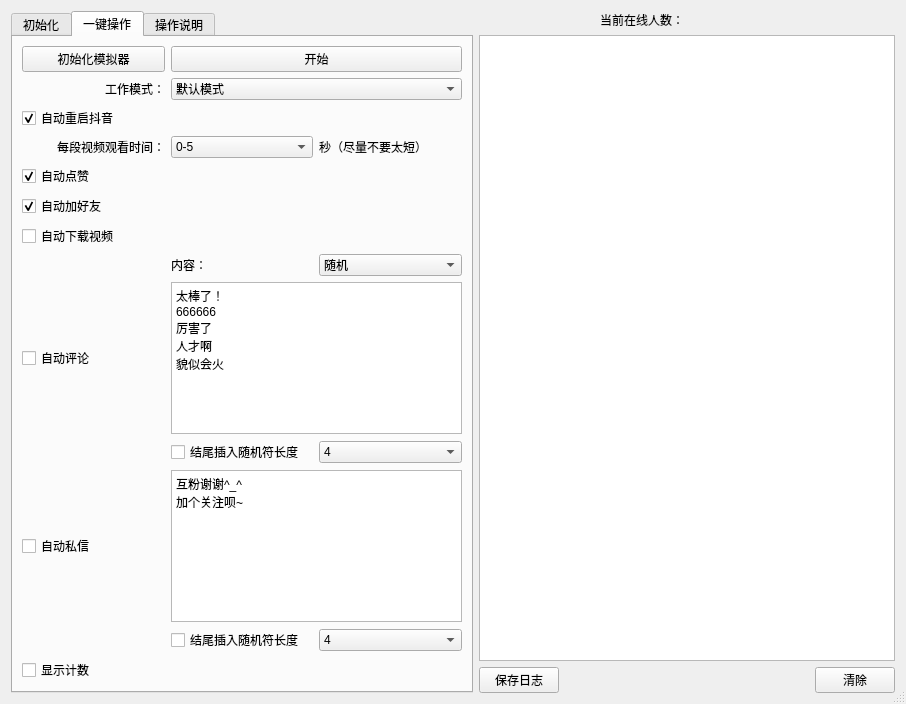
Before: the Qt Designer form main.ui in craftor/douyin_master, drawn with Qt 5.
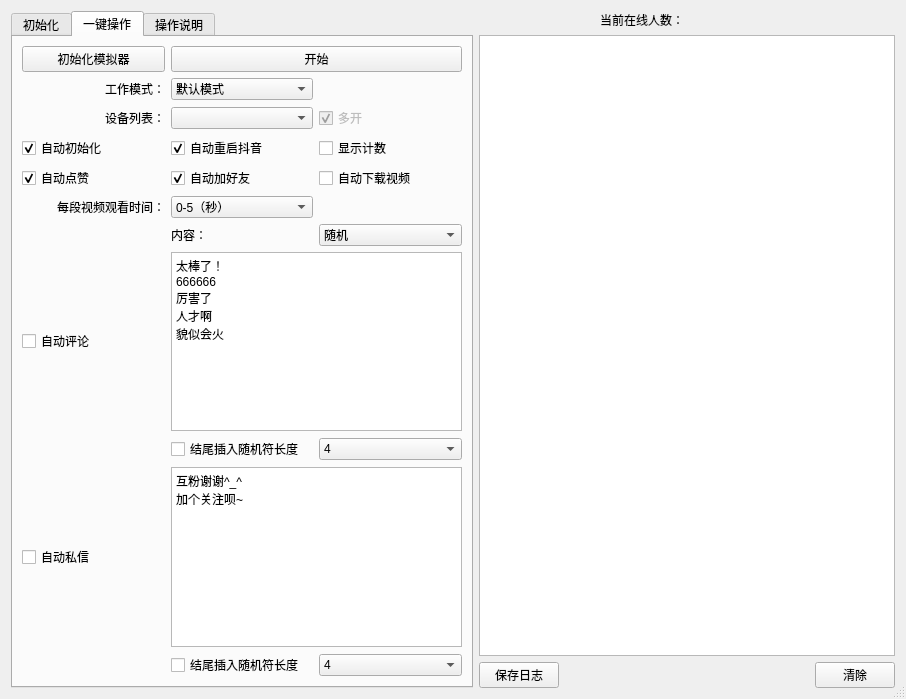
After: the same form once the commit is applied. The open tabs and pages were chosen to show the change. Icons and pictures are not drawn.

Commit message: 支持多开

```diff
--- a/main.ui
+++ b/main.ui
@@ -10,7 +10,7 @@
     <x>0</x>
     <y>0</y>
     <width>906</width>
-    <height>704</height>
+    <height>699</height>
    </rect>
   </property>
   <property name="minimumSize">
@@ -32,7 +32,7 @@
    <bool>true</bool>
   </property>
   <property name="windowTitle">
-   <string>[耐诺网络]抖音大师 v1.2</string>
+   <string>[耐诺网络]抖音大师 v1.3</string>
   </property>
   <property name="windowIcon">
    <iconset>
@@ -52,7 +52,7 @@
    <item>
     <widget class="QTabWidget" name="tabWidget">
      <property name="currentIndex">
-      <number>0</number>
+      <number>1</number>
      </property>
      <widget class="QWidget" name="tab">
       <attribute name="title">
@@ -197,6 +197,17 @@
          <property name="enabled">
           <bool>true</bool>
          </property>
+         <property name="html">
+          <string>&lt;!DOCTYPE HTML PUBLIC &quot;-//W3C//DTD HTML 4.0//EN&quot; &quot;http://www.w3.org/TR/REC-html40/strict.dtd&quot;&gt;
+&lt;html&gt;&lt;head&gt;&lt;meta name=&quot;qrichtext&quot; content=&quot;1&quot; /&gt;&lt;style type=&quot;text/css&quot;&gt;
+p, li { white-space: pre-wrap; }
+&lt;/style&gt;&lt;/head&gt;&lt;body style=&quot; font-family:'SimSun'; font-size:9pt; font-weight:400; font-style:normal;&quot;&gt;
+&lt;p style=&quot; margin-top:0px; margin-bottom:0px; margin-left:0px; margin-right:0px; -qt-block-indent:0; text-indent:0px;&quot;&gt;&lt;span style=&quot; font-size:large; font-weight:600;&quot;&gt;官方消息&lt;/span&gt;&lt;/p&gt;
+&lt;p style=&quot; margin-top:12px; margin-bottom:0px; margin-left:0px; margin-right:0px; -qt-block-indent:1; text-indent:0px;&quot;&gt;请认准官方网站为http://douyin.craftor.org&lt;/p&gt;
+&lt;p style=&quot; margin-top:14px; margin-bottom:12px; margin-left:0px; margin-right:0px; -qt-block-indent:0; text-indent:0px;&quot;&gt;&lt;span style=&quot; font-size:large; font-weight:600;&quot;&gt;当前版本&lt;/span&gt;&lt;/p&gt;
+&lt;ul style=&quot;margin-top: 0px; margin-bottom: 0px; margin-left: 0px; margin-right: 0px; -qt-list-indent: 1;&quot;&gt;&lt;li style=&quot; margin-top:12px; margin-bottom:0px; margin-left:0px; margin-right:0px; -qt-block-indent:0; text-indent:0px;&quot;&gt;v1.3   [2018-05-29]&lt;/li&gt;
+&lt;li style=&quot; margin-top:12px; margin-bottom:0px; margin-left:0px; margin-right:0px; -qt-block-indent:0; text-indent:0px;&quot;&gt;支持多开&lt;/li&gt;&lt;/ul&gt;&lt;/body&gt;&lt;/html&gt;</string>
+         </property>
         </widget>
        </item>
       </layout>
@@ -208,62 +219,7 @@
       <layout class="QHBoxLayout" name="horizontalLayout_4">
        <item>
         <layout class="QGridLayout" name="gridLayout_2">
-         <item row="16" column="0">
-          <widget class="QCheckBox" name="checkBox_AutoMessage">
-           <property name="text">
-            <string>自动私信</string>
-           </property>
-          </widget>
-         </item>
-         <item row="15" column="3">
-          <widget class="QComboBox" name="comboBox_RandomStrLenComment">
-           <item>
-            <property name="text">
-             <string>4</string>
-            </property>
-           </item>
-           <item>
-            <property name="text">
-             <string>5</string>
-            </property>
-           </item>
-           <item>
-            <property name="text">
-             <string>6</string>
-            </property>
-           </item>
-           <item>
-            <property name="text">
-             <string>7</string>
-            </property>
-           </item>
-           <item>
-            <property name="text">
-             <string>8</string>
-            </property>
-           </item>
-          </widget>
-         </item>
-         <item row="4" column="2" colspan="2">
-          <widget class="QComboBox" name="comboBox_WorkMode">
-           <item>
-            <property name="text">
-             <string>默认模式</string>
-            </property>
-           </item>
-           <item>
-            <property name="text">
-             <string>只刷关注用户</string>
-            </property>
-           </item>
-           <item>
-            <property name="text">
-             <string>只刷附近用户</string>
-            </property>
-           </item>
-          </widget>
-         </item>
-         <item row="6" column="0">
+         <item row="8" column="0">
           <widget class="QLabel" name="label_5">
            <property name="text">
             <string>每段视频观看时间：</string>
@@ -273,131 +229,106 @@
            </property>
           </widget>
          </item>
-         <item row="6" column="3">
-          <widget class="QLabel" name="label_6">
-           <property name="text">
-            <string>秒（尽量不要太短）</string>
-           </property>
+         <item row="17" column="3">
+          <widget class="QComboBox" name="comboBox_RandomStrLenComment">
+           <item>
+            <property name="text">
+             <string>4</string>
+            </property>
+           </item>
+           <item>
+            <property name="text">
+             <string>5</string>
+            </property>
+           </item>
+           <item>
+            <property name="text">
+             <string>6</string>
+            </property>
+           </item>
+           <item>
+            <property name="text">
+             <string>7</string>
+            </property>
+           </item>
+           <item>
+            <property name="text">
+             <string>8</string>
+            </property>
+           </item>
           </widget>
          </item>
          <item row="18" column="0">
-          <widget class="QCheckBox" name="checkBox_Cnt">
+          <widget class="QCheckBox" name="checkBox_AutoMessage">
            <property name="text">
-            <string>显示计数</string>
+            <string>自动私信</string>
            </property>
           </widget>
          </item>
-         <item row="4" column="0">
-          <widget class="QLabel" name="label">
-           <property name="text">
-            <string>工作模式：</string>
+         <item row="14" column="3">
+          <widget class="QComboBox" name="comboBox_CommentType">
+           <item>
+            <property name="text">
+             <string>随机</string>
+            </property>
+           </item>
+          </widget>
+         </item>
+         <item row="18" column="2" colspan="2">
+          <widget class="QTextEdit" name="textEdit_Message">
+           <property name="html">
+            <string>&lt;!DOCTYPE HTML PUBLIC &quot;-//W3C//DTD HTML 4.0//EN&quot; &quot;http://www.w3.org/TR/REC-html40/strict.dtd&quot;&gt;
+&lt;html&gt;&lt;head&gt;&lt;meta name=&quot;qrichtext&quot; content=&quot;1&quot; /&gt;&lt;style type=&quot;text/css&quot;&gt;
+p, li { white-space: pre-wrap; }
+&lt;/style&gt;&lt;/head&gt;&lt;body style=&quot; font-family:'SimSun'; font-size:9pt; font-weight:400; font-style:normal;&quot;&gt;
+&lt;p style=&quot; margin-top:0px; margin-bottom:0px; margin-left:0px; margin-right:0px; -qt-block-indent:0; text-indent:0px;&quot;&gt;互粉谢谢^_^&lt;/p&gt;
+&lt;p style=&quot; margin-top:0px; margin-bottom:0px; margin-left:0px; margin-right:0px; -qt-block-indent:0; text-indent:0px;&quot;&gt;加个关注呗~&lt;/p&gt;&lt;/body&gt;&lt;/html&gt;</string>
            </property>
-           <property name="alignment">
-            <set>Qt::AlignRight|Qt::AlignTrailing|Qt::AlignVCenter</set>
-           </property>
           </widget>
          </item>
-         <item row="15" column="2">
+         <item row="17" column="2">
           <widget class="QCheckBox" name="checkBox_InsertStrAfterComment">
            <property name="text">
             <string>结尾插入随机符长度</string>
            </property>
           </widget>
          </item>
-         <item row="6" column="2">
+         <item row="8" column="2">
           <widget class="QComboBox" name="comboBox_WatchTime">
            <property name="layoutDirection">
             <enum>Qt::LeftToRight</enum>
            </property>
            <property name="currentText">
-            <string>0-5</string>
+            <string>0-5（秒）</string>
            </property>
            <item>
             <property name="text">
-             <string>0-5</string>
+             <string>0-5（秒）</string>
             </property>
            </item>
            <item>
             <property name="text">
-             <string>5-10</string>
+             <string>5-10（秒）</string>
             </property>
            </item>
            <item>
             <property name="text">
-             <string>10-15</string>
+             <string>10-15（秒）</string>
             </property>
            </item>
           </widget>
          </item>
-         <item row="10" column="0">
-          <widget class="QCheckBox" name="checkBox_DownVideo">
+         <item row="4" column="0">
+          <widget class="QLabel" name="label">
            <property name="text">
-            <string>自动下载视频</string>
-           </property>
-          </widget>
-         </item>
-         <item row="8" column="0">
-          <widget class="QCheckBox" name="checkBox_AutoAwesome">
-           <property name="text">
-            <string>自动点赞</string>
-           </property>
-           <property name="checked">
-            <bool>true</bool>
-           </property>
-          </widget>
-         </item>
-         <item row="5" column="2" colspan="2">
-          <widget class="QLabel" name="label_ResartDouyin">
-           <property name="text">
-            <string/>
-           </property>
-          </widget>
-         </item>
-         <item row="13" column="0">
-          <widget class="QCheckBox" name="checkBox_AutoComment">
-           <property name="text">
-            <string>自动评论</string>
-           </property>
-          </widget>
-         </item>
-         <item row="3" column="0">
-          <widget class="QPushButton" name="pushButton_InitDevice">
-           <property name="text">
-            <string>初始化模拟器</string>
-           </property>
-          </widget>
-         </item>
-         <item row="10" column="2" colspan="2">
-          <widget class="QLabel" name="label_DownVideo">
-           <property name="text">
-            <string/>
+            <string>工作模式：</string>
            </property>
            <property name="alignment">
-            <set>Qt::AlignLeading|Qt::AlignLeft|Qt::AlignVCenter</set>
+            <set>Qt::AlignRight|Qt::AlignTrailing|Qt::AlignVCenter</set>
            </property>
           </widget>
          </item>
-         <item row="5" column="0">
-          <widget class="QCheckBox" name="checkBox_RestartDouyin">
-           <property name="text">
-            <string>自动重启抖音</string>
-           </property>
-           <property name="checked">
-            <bool>true</bool>
-           </property>
-          </widget>
-         </item>
-         <item row="9" column="0">
-          <widget class="QCheckBox" name="checkBox_AutoAddFriend">
-           <property name="text">
-            <string>自动加好友</string>
-           </property>
-           <property name="checked">
-            <bool>true</bool>
-           </property>
-          </widget>
-         </item>
-         <item row="13" column="2" colspan="2">
+         <item row="15" column="2" colspan="2">
           <widget class="QTextEdit" name="textEdit_Comment">
            <property name="html">
             <string>&lt;!DOCTYPE HTML PUBLIC &quot;-//W3C//DTD HTML 4.0//EN&quot; &quot;http://www.w3.org/TR/REC-html40/strict.dtd&quot;&gt;
@@ -412,80 +343,63 @@
            </property>
           </widget>
          </item>
-         <item row="12" column="3">
-          <widget class="QComboBox" name="comboBox_CommentType">
+         <item row="19" column="3">
+          <widget class="QComboBox" name="comboBox_RandomStrLenMessage">
            <item>
             <property name="text">
-             <string>随机</string>
+             <string>4</string>
             </property>
            </item>
+           <item>
+            <property name="text">
+             <string>5</string>
+            </property>
+           </item>
+           <item>
+            <property name="text">
+             <string>6</string>
+            </property>
+           </item>
+           <item>
+            <property name="text">
+             <string>7</string>
+            </property>
+           </item>
+           <item>
+            <property name="text">
+             <string>8</string>
+            </property>
+           </item>
           </widget>
          </item>
-         <item row="12" column="2">
+         <item row="3" column="0">
+          <widget class="QPushButton" name="pushButton_InitDevice">
+           <property name="text">
+            <string>初始化模拟器</string>
+           </property>
+          </widget>
+         </item>
+         <item row="15" column="0">
+          <widget class="QCheckBox" name="checkBox_AutoComment">
+           <property name="text">
+            <string>自动评论</string>
+           </property>
+          </widget>
+         </item>
+         <item row="14" column="2">
           <widget class="QLabel" name="label_8">
            <property name="text">
             <string>内容：</string>
            </property>
           </widget>
          </item>
-         <item row="16" column="2" colspan="2">
-          <widget class="QTextEdit" name="textEdit_Message">
-           <property name="html">
-            <string>&lt;!DOCTYPE HTML PUBLIC &quot;-//W3C//DTD HTML 4.0//EN&quot; &quot;http://www.w3.org/TR/REC-html40/strict.dtd&quot;&gt;
-&lt;html&gt;&lt;head&gt;&lt;meta name=&quot;qrichtext&quot; content=&quot;1&quot; /&gt;&lt;style type=&quot;text/css&quot;&gt;
-p, li { white-space: pre-wrap; }
-&lt;/style&gt;&lt;/head&gt;&lt;body style=&quot; font-family:'SimSun'; font-size:9pt; font-weight:400; font-style:normal;&quot;&gt;
-&lt;p style=&quot; margin-top:0px; margin-bottom:0px; margin-left:0px; margin-right:0px; -qt-block-indent:0; text-indent:0px;&quot;&gt;互粉谢谢^_^&lt;/p&gt;
-&lt;p style=&quot; margin-top:0px; margin-bottom:0px; margin-left:0px; margin-right:0px; -qt-block-indent:0; text-indent:0px;&quot;&gt;加个关注呗~&lt;/p&gt;&lt;/body&gt;&lt;/html&gt;</string>
-           </property>
-          </widget>
-         </item>
-         <item row="17" column="2">
+         <item row="19" column="2">
           <widget class="QCheckBox" name="checkBox_InsertStrAfterMessage">
            <property name="text">
             <string>结尾插入随机符长度</string>
            </property>
           </widget>
          </item>
-         <item row="17" column="3">
-          <widget class="QComboBox" name="comboBox_RandomStrLenMessage">
-           <item>
-            <property name="text">
-             <string>4</string>
-            </property>
-           </item>
-           <item>
-            <property name="text">
-             <string>5</string>
-            </property>
-           </item>
-           <item>
-            <property name="text">
-             <string>6</string>
-            </property>
-           </item>
-           <item>
-            <property name="text">
-             <string>7</string>
-            </property>
-           </item>
-           <item>
-            <property name="text">
-             <string>8</string>
-            </property>
-           </item>
-          </widget>
-         </item>
-         <item row="18" column="2" colspan="2">
-          <widget class="QLabel" name="label_Counter">
-           <property name="text">
-            <string/>
-           </property>
-           <property name="alignment">
-            <set>Qt::AlignCenter</set>
-           </property>
-          </widget>
-         </item>
          <item row="3" column="2" colspan="2">
           <widget class="QPushButton" name="pushButton_Run">
            <property name="text">
@@ -493,6 +407,108 @@
            </property>
           </widget>
          </item>
+         <item row="5" column="0">
+          <widget class="QLabel" name="label_6">
+           <property name="text">
+            <string>设备列表：</string>
+           </property>
+           <property name="alignment">
+            <set>Qt::AlignRight|Qt::AlignTrailing|Qt::AlignVCenter</set>
+           </property>
+          </widget>
+         </item>
+         <item row="5" column="2">
+          <widget class="QComboBox" name="comboBox_DeviceList"/>
+         </item>
+         <item row="6" column="2">
+          <widget class="QCheckBox" name="checkBox_RestartDouyin">
+           <property name="text">
+            <string>自动重启抖音</string>
+           </property>
+           <property name="checked">
+            <bool>true</bool>
+           </property>
+          </widget>
+         </item>
+         <item row="6" column="0">
+          <widget class="QCheckBox" name="checkBox_AutoInitial">
+           <property name="text">
+            <string>自动初始化</string>
+           </property>
+           <property name="checked">
+            <bool>true</bool>
+           </property>
+          </widget>
+         </item>
+         <item row="5" column="3">
+          <widget class="QCheckBox" name="checkBox_EnableMultiDevices">
+           <property name="enabled">
+            <bool>false</bool>
+           </property>
+           <property name="text">
+            <string>多开</string>
+           </property>
+           <property name="checkable">
+            <bool>true</bool>
+           </property>
+           <property name="checked">
+            <bool>true</bool>
+           </property>
+          </widget>
+         </item>
+         <item row="4" column="2">
+          <widget class="QComboBox" name="comboBox_WorkMode">
+           <item>
+            <property name="text">
+             <string>默认模式</string>
+            </property>
+           </item>
+           <item>
+            <property name="text">
+             <string>只刷关注用户</string>
+            </property>
+           </item>
+           <item>
+            <property name="text">
+             <string>只刷附近用户</string>
+            </property>
+           </item>
+          </widget>
+         </item>
+         <item row="7" column="3">
+          <widget class="QCheckBox" name="checkBox_DownVideo">
+           <property name="text">
+            <string>自动下载视频</string>
+           </property>
+          </widget>
+         </item>
+         <item row="7" column="2">
+          <widget class="QCheckBox" name="checkBox_AutoAddFriend">
+           <property name="text">
+            <string>自动加好友</string>
+           </property>
+           <property name="checked">
+            <bool>true</bool>
+           </property>
+          </widget>
+         </item>
+         <item row="7" column="0">
+          <widget class="QCheckBox" name="checkBox_AutoAwesome">
+           <property name="text">
+            <string>自动点赞</string>
+           </property>
+           <property name="checked">
+            <bool>true</bool>
+           </property>
+          </widget>
+         </item>
+         <item row="6" column="3">
+          <widget class="QCheckBox" name="checkBox_Cnt">
+           <property name="text">
+            <string>显示计数</string>
+           </property>
+          </widget>
+         </item>
         </layout>
        </item>
       </layout>
```
The commit also changes 9 other files.
